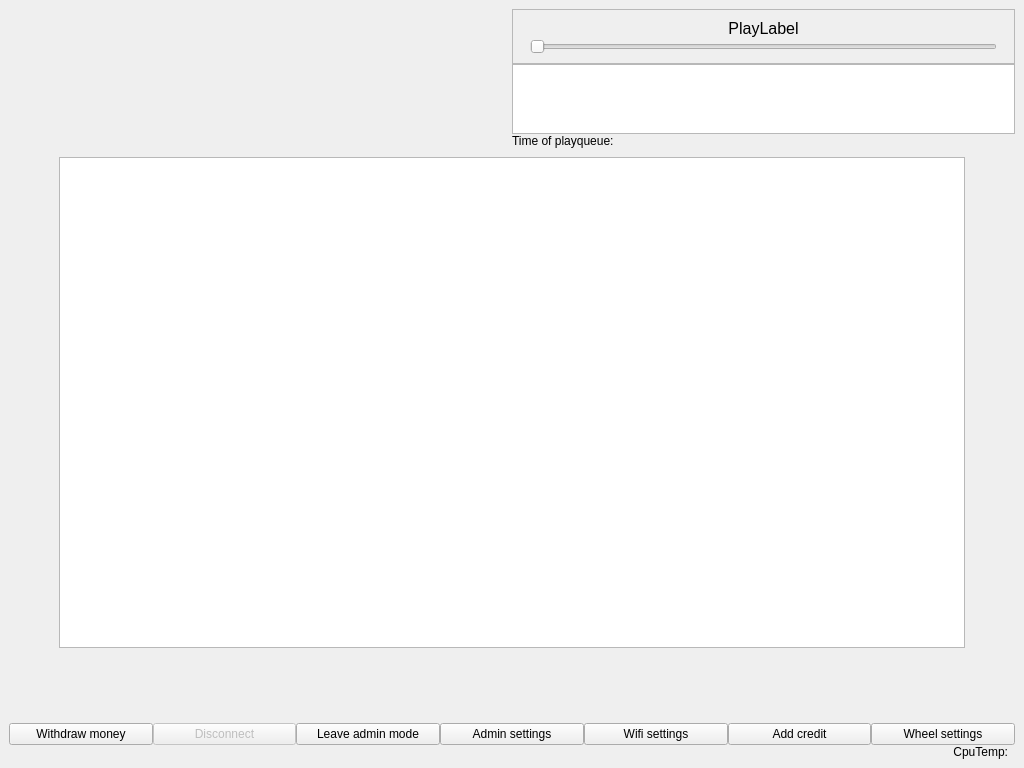
matus-u/sz-bluetooth, file blue-app/ui/MainWindow.ui: the form before one commit.
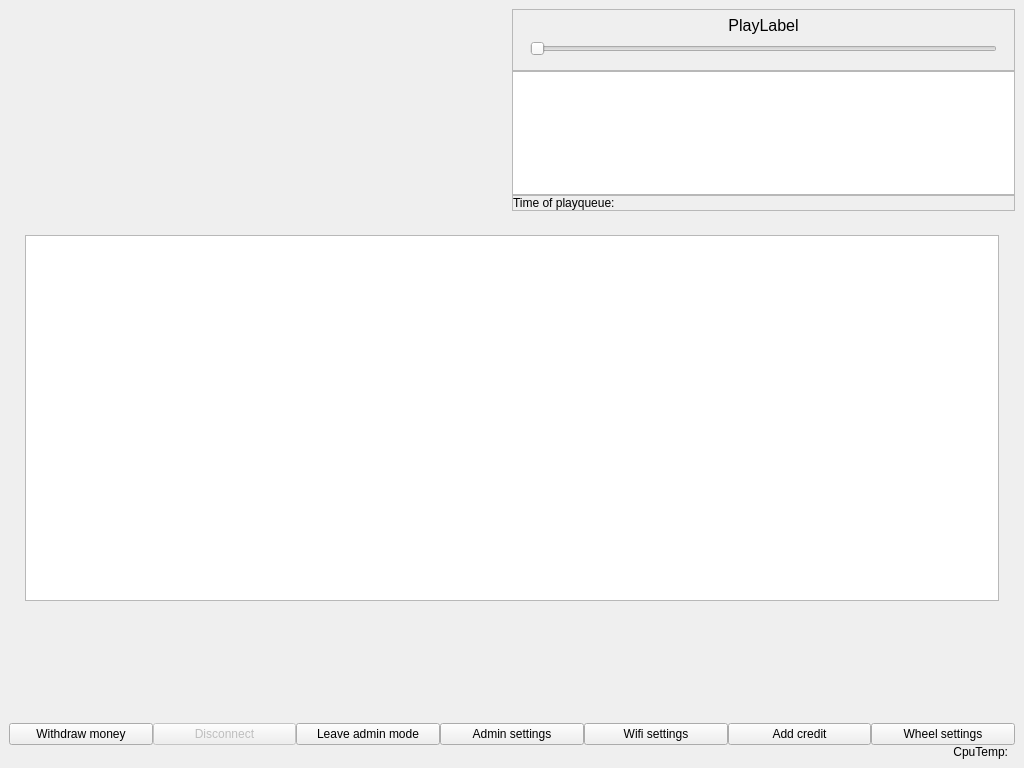
The form after the commit. The open tabs and pages were chosen to show the change. Icons and pictures are not drawn.

The edit to the form file:
```diff
--- a/blue-app/ui/MainWindow.ui
+++ b/blue-app/ui/MainWindow.ui
@@ -19,7 +19,7 @@
   <property name="maximumSize">
    <size>
     <width>1024</width>
-    <height>775</height>
+    <height>768</height>
    </size>
   </property>
   <property name="windowTitle">
@@ -32,17 +32,29 @@
      <verstretch>0</verstretch>
     </sizepolicy>
    </property>
-   <layout class="QHBoxLayout" name="horizontalLayout_3" stretch="0">
+   <layout class="QVBoxLayout" name="verticalLayout_11" stretch="0">
     <property name="spacing">
      <number>0</number>
     </property>
+    <property name="leftMargin">
+     <number>0</number>
+    </property>
+    <property name="rightMargin">
+     <number>0</number>
+    </property>
     <item>
-     <layout class="QVBoxLayout" name="verticalLayout" stretch="1,5,0,0,0">
+     <layout class="QVBoxLayout" name="verticalLayout" stretch="3,7,0">
       <property name="spacing">
        <number>0</number>
       </property>
       <item>
        <layout class="QHBoxLayout" name="horizontalLayout_5">
+        <property name="leftMargin">
+         <number>9</number>
+        </property>
+        <property name="rightMargin">
+         <number>9</number>
+        </property>
         <item>
          <layout class="QVBoxLayout" name="verticalLayout_10" stretch="0,0,0">
           <property name="spacing">
@@ -147,15 +159,34 @@
          </layout>
         </item>
         <item>
-         <layout class="QHBoxLayout" name="horizontalLayout">
+         <layout class="QVBoxLayout" name="verticalLayout_14">
           <property name="spacing">
            <number>6</number>
           </property>
           <item>
-           <layout class="QVBoxLayout" name="verticalLayout_3" stretch="1,3,0">
+           <widget class="QWidget" name="playQueueContainer" native="true">
+            <property name="sizePolicy">
+             <sizepolicy hsizetype="Expanding" vsizetype="Preferred">
+              <horstretch>0</horstretch>
+              <verstretch>0</verstretch>
+             </sizepolicy>
+            </property>
+            <layout class="QVBoxLayout" name="verticalLayout_3" stretch="1,2,0">
             <property name="spacing">
              <number>0</number>
             </property>
+             <property name="leftMargin">
+              <number>0</number>
+             </property>
+             <property name="topMargin">
+              <number>0</number>
+             </property>
+             <property name="rightMargin">
+              <number>0</number>
+             </property>
+             <property name="bottomMargin">
+              <number>0</number>
+             </property>
             <item>
              <widget class="QFrame" name="livePlayFrame">
               <property name="frameShape">
@@ -168,6 +199,9 @@
                <property name="spacing">
                 <number>1</number>
                </property>
+                <property name="topMargin">
+                 <number>6</number>
+                </property>
                <item>
                 <widget class="QLabel" name="playLabel">
                  <property name="sizePolicy">
@@ -280,6 +314,12 @@
                   <attribute name="verticalHeaderVisible">
                    <bool>false</bool>
                   </attribute>
+                   <attribute name="verticalHeaderDefaultSectionSize">
+                    <number>18</number>
+                   </attribute>
+                   <attribute name="verticalHeaderMinimumSectionSize">
+                    <number>18</number>
+                   </attribute>
                   <column/>
                  </widget>
                 </item>
@@ -317,7 +357,29 @@
              </widget>
             </item>
             <item>
-             <layout class="QHBoxLayout" name="horizontalLayout_11">
+              <widget class="QFrame" name="playQueueTimeFrame">
+               <property name="frameShape">
+                <enum>QFrame::StyledPanel</enum>
+               </property>
+               <property name="frameShadow">
+                <enum>QFrame::Raised</enum>
+               </property>
+               <layout class="QHBoxLayout" name="horizontalLayout">
+                <property name="spacing">
+                 <number>0</number>
+                </property>
+                <property name="leftMargin">
+                 <number>0</number>
+                </property>
+                <property name="topMargin">
+                 <number>0</number>
+                </property>
+                <property name="rightMargin">
+                 <number>0</number>
+                </property>
+                <property name="bottomMargin">
+                 <number>0</number>
+                </property>
               <item>
                <widget class="QLabel" name="label_2">
                 <property name="sizePolicy">
@@ -348,8 +410,10 @@
                </widget>
               </item>
              </layout>
-            </item>
-           </layout>
+              </widget>
+             </item>
+            </layout>
+           </widget>
           </item>
          </layout>
         </item>
@@ -367,17 +431,26 @@
          <number>0</number>
         </property>
         <widget class="QWidget" name="pageMain">
-         <layout class="QHBoxLayout" name="horizontalLayout_7">
+         <layout class="QVBoxLayout" name="verticalLayout_12" stretch="8,1">
           <property name="leftMargin">
-           <number>50</number>
+           <number>0</number>
           </property>
           <property name="rightMargin">
-           <number>50</number>
+           <number>0</number>
           </property>
           <item>
-           <layout class="QVBoxLayout" name="verticalLayout_11">
-            <property name="spacing">
-             <number>1</number>
+           <layout class="QHBoxLayout" name="horizontalLayout_3">
+            <property name="leftMargin">
+             <number>25</number>
+            </property>
+            <property name="topMargin">
+             <number>15</number>
+            </property>
+            <property name="rightMargin">
+             <number>25</number>
+            </property>
+            <property name="bottomMargin">
+             <number>15</number>
             </property>
             <item>
              <widget class="QTableWidget" name="songsWidget">
@@ -441,10 +514,27 @@
               <column/>
              </widget>
             </item>
+           </layout>
+          </item>
             <item>
              <layout class="QHBoxLayout" name="horizontalLayout_12">
+            <property name="spacing">
+             <number>0</number>
+            </property>
               <item>
                <widget class="QLabel" name="leftLeftGenre">
+              <property name="sizePolicy">
+               <sizepolicy hsizetype="Preferred" vsizetype="Fixed">
+                <horstretch>0</horstretch>
+                <verstretch>0</verstretch>
+               </sizepolicy>
+              </property>
+              <property name="minimumSize">
+               <size>
+                <width>0</width>
+                <height>30</height>
+               </size>
+              </property>
                 <property name="text">
                  <string/>
                 </property>
@@ -455,6 +545,18 @@
               </item>
               <item>
                <widget class="QLabel" name="leftGenre">
+              <property name="sizePolicy">
+               <sizepolicy hsizetype="Preferred" vsizetype="Fixed">
+                <horstretch>0</horstretch>
+                <verstretch>0</verstretch>
+               </sizepolicy>
+              </property>
+              <property name="minimumSize">
+               <size>
+                <width>0</width>
+                <height>30</height>
+               </size>
+              </property>
                 <property name="text">
                  <string/>
                 </property>
@@ -466,7 +568,7 @@
               <item>
                <widget class="QLabel" name="genreLabel">
                 <property name="sizePolicy">
-                 <sizepolicy hsizetype="Preferred" vsizetype="Fixed">
+               <sizepolicy hsizetype="Preferred" vsizetype="Expanding">
                   <horstretch>0</horstretch>
                   <verstretch>0</verstretch>
                  </sizepolicy>
@@ -486,6 +588,18 @@
               </item>
               <item>
                <widget class="QLabel" name="rightGenre">
+              <property name="sizePolicy">
+               <sizepolicy hsizetype="Preferred" vsizetype="Fixed">
+                <horstretch>0</horstretch>
+                <verstretch>0</verstretch>
+               </sizepolicy>
+              </property>
+              <property name="minimumSize">
+               <size>
+                <width>0</width>
+                <height>30</height>
+               </size>
+              </property>
                 <property name="text">
                  <string/>
                 </property>
@@ -496,6 +610,18 @@
               </item>
               <item>
                <widget class="QLabel" name="rightRightGenre">
+              <property name="sizePolicy">
+               <sizepolicy hsizetype="Preferred" vsizetype="Fixed">
+                <horstretch>0</horstretch>
+                <verstretch>0</verstretch>
+               </sizepolicy>
+              </property>
+              <property name="minimumSize">
+               <size>
+                <width>0</width>
+                <height>30</height>
+               </size>
+              </property>
                 <property name="text">
                  <string/>
                 </property>
@@ -503,8 +629,6 @@
                  <set>Qt::AlignCenter</set>
                 </property>
                </widget>
-              </item>
-             </layout>
             </item>
            </layout>
           </item>
@@ -714,6 +838,17 @@
        </widget>
       </item>
       <item>
+       <layout class="QVBoxLayout" name="verticalLayout_2">
+        <property name="spacing">
+         <number>0</number>
+        </property>
+        <property name="leftMargin">
+         <number>9</number>
+        </property>
+        <property name="rightMargin">
+         <number>9</number>
+        </property>
+        <item>
        <widget class="QLabel" name="nameLabel">
         <property name="sizePolicy">
          <sizepolicy hsizetype="Expanding" vsizetype="Preferred">
@@ -733,11 +868,6 @@
         </property>
        </widget>
       </item>
-      <item>
-       <layout class="QVBoxLayout" name="verticalLayout_2">
-        <property name="spacing">
-         <number>0</number>
-        </property>
         <item>
          <widget class="QLabel" name="adminLeaveLabel">
           <property name="text">
```
Left out of the diff: 18 changed lines with no effect on the pictures. Lines whose indentation alone changed are shown as unchanged.
